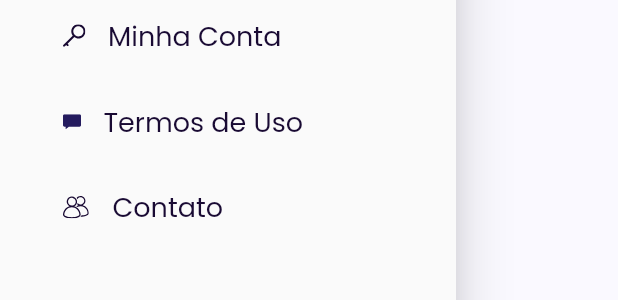
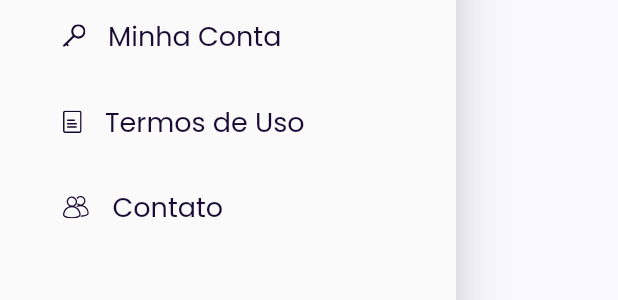
Before and after one commit to Is-It-Safe/mobile, a Flutter app: the HomeDrawer widget shown alone on an empty page, opened directly, on a phone screen of 412 x 824 dp. Shown: the part 299-599 px from the top of the screen. Run offline on Flutter 3.47's test engine with Material 2 defaults, Android fonts, the phone set to English and light mode, and no system bars; our stand-ins replace dio, dotted_border, flutter_modular, flutter_svg, geocoding, geolocator and 8 more; missing offline and left inert: catcher, jwt_decode; accounts and stored records are empty; network calls fail.

Commit message:
conclusão de adição dos termos de uso #111

```diff
--- a/lib/src/app/modules/home/presenter/widgets/home_drawer.dart
+++ b/lib/src/app/modules/home/presenter/widgets/home_drawer.dart
@@ -58,7 +58,7 @@ class HomeDrawer extends StatelessWidget {
 
               // Termos de uso
               DrawerItem(
-                icon: AssetConstants.icons.comment,
+                icon: AssetConstants.icons.termsOfUse,
                 text: S.current.textTermsOfUse,
                 route: ConfigurationModule.route + TermsAndConditionsPage.route,
               ),
--- a/lib/src/core/constants/assets_constants.dart
+++ b/lib/src/core/constants/assets_constants.dart
@@ -43,6 +43,7 @@ class _IconsAssets {
   String search = 'images/modules/core/icons/search_icon.svg';
   String account = 'images/modules/core/icons/account_icon.svg';
   String contact = 'images/modules/core/icons/contact_icon.svg';
+  String termsOfUse = 'images/modules/core/icons/terms_of_use_icon.svg';
 }
 
 class _MockAssets {
```
Also changed, not shown: images/modules/core/icons/terms_of_use_icon.svg (added).
